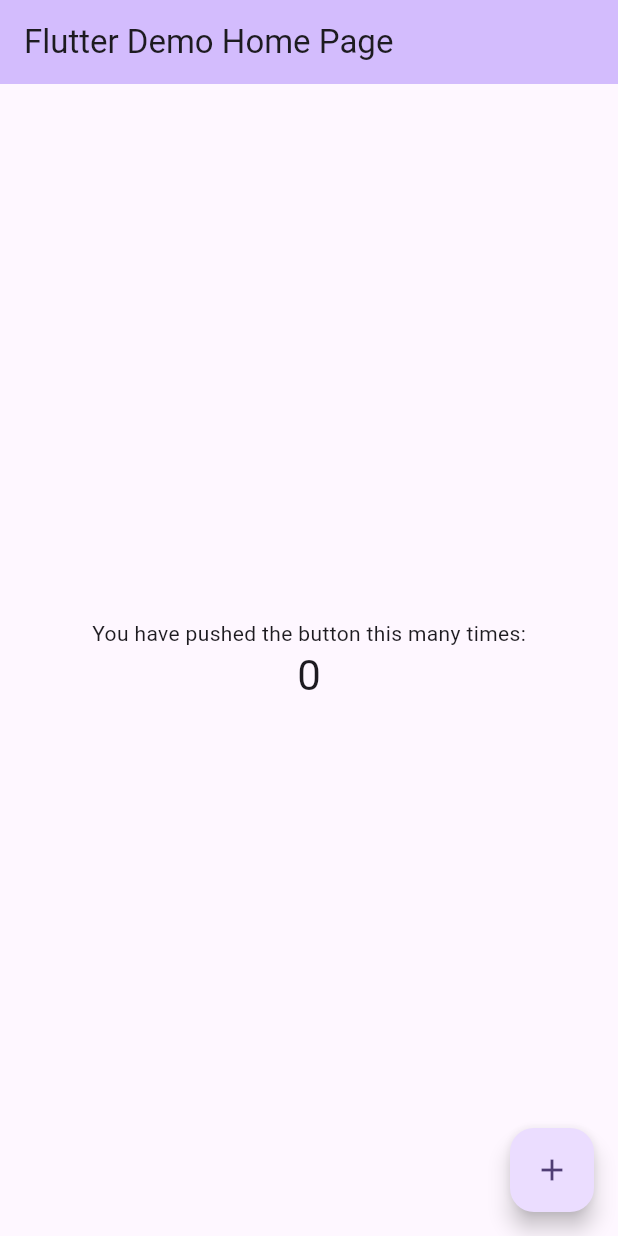
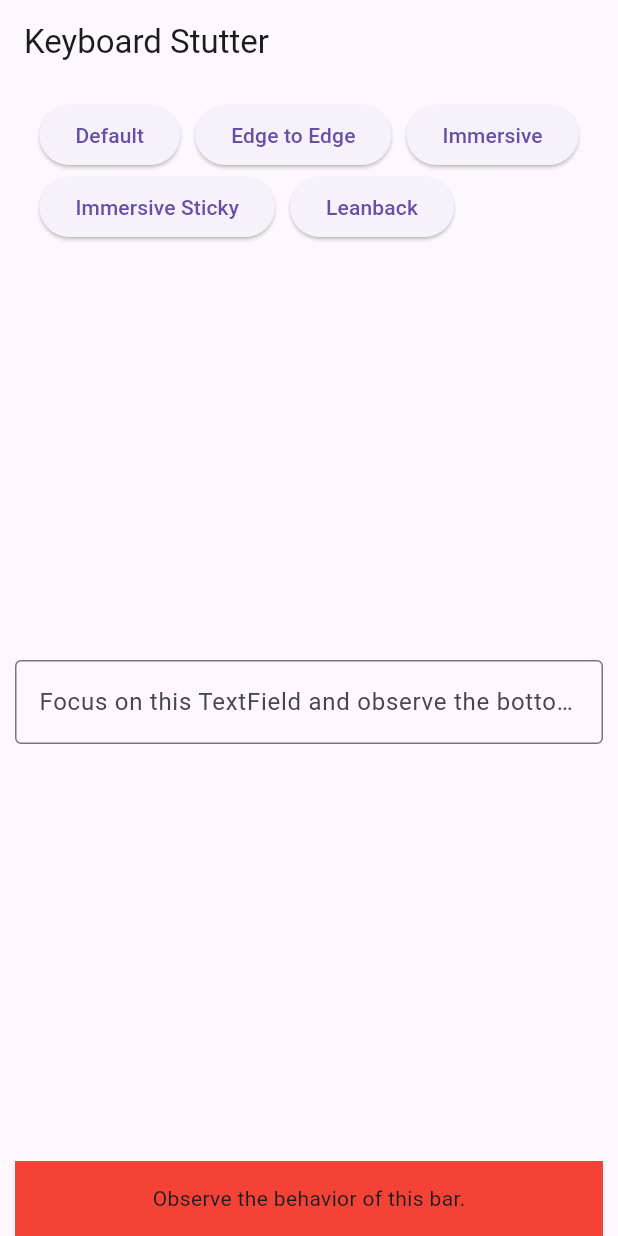
Before and after one commit to mboetger/flutter_tests, a Flutter app: the screen it shows after launch, on a phone screen of 412 x 824 dp. Run offline on Flutter 3.47's test engine with Material 3 defaults, Android fonts, the phone set to English and light mode, and no system bars.

Commit message:
add repro

```diff
--- a/lib/main.dart
+++ b/lib/main.dart
@@ -1,67 +1,104 @@
 import 'package:flutter/material.dart';
+import 'package:flutter/services.dart';
 
 void main() {
-  runApp(const MyApp());
+  WidgetsFlutterBinding.ensureInitialized();
+
+  // I discovered this bug when I wanted to make the color of the system navigation bar reflect the
+  // modern android behavior: showing the scaffold color.
+  // This is why I made the navigation bar transparent here. Though, this line is not necesarry
+  // in the reproduction of this bug.
+  SystemChrome.setSystemUIOverlayStyle(
+    const SystemUiOverlayStyle(
+      systemNavigationBarColor: Colors.transparent,
+    ),
+  );
+  runApp(const App());
 }
 
-class MyApp extends StatelessWidget {
-  const MyApp({super.key});
+class App extends StatelessWidget {
+  const App({Key? key}) : super(key: key);
 
   @override
-  Widget build(BuildContext context) {
+  Widget build(context) {
     return MaterialApp(
-      title: 'Flutter Demo',
-      theme: ThemeData(
-        colorScheme: ColorScheme.fromSeed(seedColor: Colors.deepPurple),
+      home: Scaffold(
+        appBar: AppBar(title: const Text('Keyboard Stutter')),
+        body: Padding(
+          padding: const EdgeInsets.fromLTRB(10, 10, 10, 0),
+          child: Column(
+            children: [
+              Wrap(
+                spacing: 10,
+                children: [
+                  // Here is the deal. Setting any SystemUIMode other than the default one induces
+                  // this bug.
+                  ElevatedButton(
+                    onPressed: () {
+                      SystemChrome.setEnabledSystemUIMode(
+                        SystemUiMode.manual,
+                        overlays: SystemUiOverlay.values,
+                      );
+                    },
+                    child: const Text('Default'),
                   ),
-      home: const MyHomePage(title: 'Flutter Demo Home Page'),
+                  ElevatedButton(
+                    onPressed: () {
+                      SystemChrome.setEnabledSystemUIMode(
+                        SystemUiMode.edgeToEdge,
                       );
-  }
-}
-
-class MyHomePage extends StatefulWidget {
-  const MyHomePage({super.key, required this.title});
-
-
-
-  final String title;
-
-  @override
-  State<MyHomePage> createState() => _MyHomePageState();
-}
-
-class _MyHomePageState extends State<MyHomePage> {
-  int _counter = 0;
-
-  void _incrementCounter() {
-    setState(() {
-      _counter++;
-    });
-  }
-
-  @override
-  Widget build(BuildContext context) {
-    return Scaffold(
-      appBar: AppBar(
-        backgroundColor: Theme.of(context).colorScheme.inversePrimary,
-        title: Text(widget.title),
+                    },
+                    child: const Text('Edge to Edge'),
                   ),
-      body: Center(
-        child: Column(
-          mainAxisAlignment: MainAxisAlignment.center,
-          children: <Widget>[
-            const Text('You have pushed the button this many times:'),
-            Text(
-              '$_counter',
-              style: Theme.of(context).textTheme.headlineMedium,
+                  ElevatedButton(
+                    onPressed: () {
+                      SystemChrome.setEnabledSystemUIMode(
+                        SystemUiMode.immersive,
+                      );
+                    },
+                    child: const Text('Immersive'),
+                  ),
+                  ElevatedButton(
+                    onPressed: () {
+                      SystemChrome.setEnabledSystemUIMode(
+                        SystemUiMode.immersiveSticky,
+                      );
+                    },
+                    child: const Text('Immersive Sticky'),
+                  ),
+                  ElevatedButton(
+                    onPressed: () {
+                      SystemChrome.setEnabledSystemUIMode(
+                        SystemUiMode.leanBack,
+                      );
+                    },
+                    child: const Text('Leanback'),
                   ),
                 ],
               ),
+              Expanded(
+                child: Align(
+                  child: TextFormField(
+                    decoration: const InputDecoration(
+                      labelText:
+                      'Focus on this TextField and observe the bottom.',
+                      border: OutlineInputBorder(),
                     ),
-      floatingActionButton: FloatingActionButton(
-        onPressed: _incrementCounter,
-        tooltip: 'Increment',
-        child: const Icon(Icons.add),
+                  ),
+                ),
+              ),
+              SizedBox.fromSize(
+                size: const Size.fromHeight(50),
+                child: const ColoredBox(
+                  color: Colors.red,
+                  child: Center(
+                    child: Text('Observe the behavior of this bar.'),
+                  ),
+                ),
+              )
+            ],
+          ),
+        ),
       ),
     );
   }
```
Lines whose indentation alone changed are shown as unchanged.
